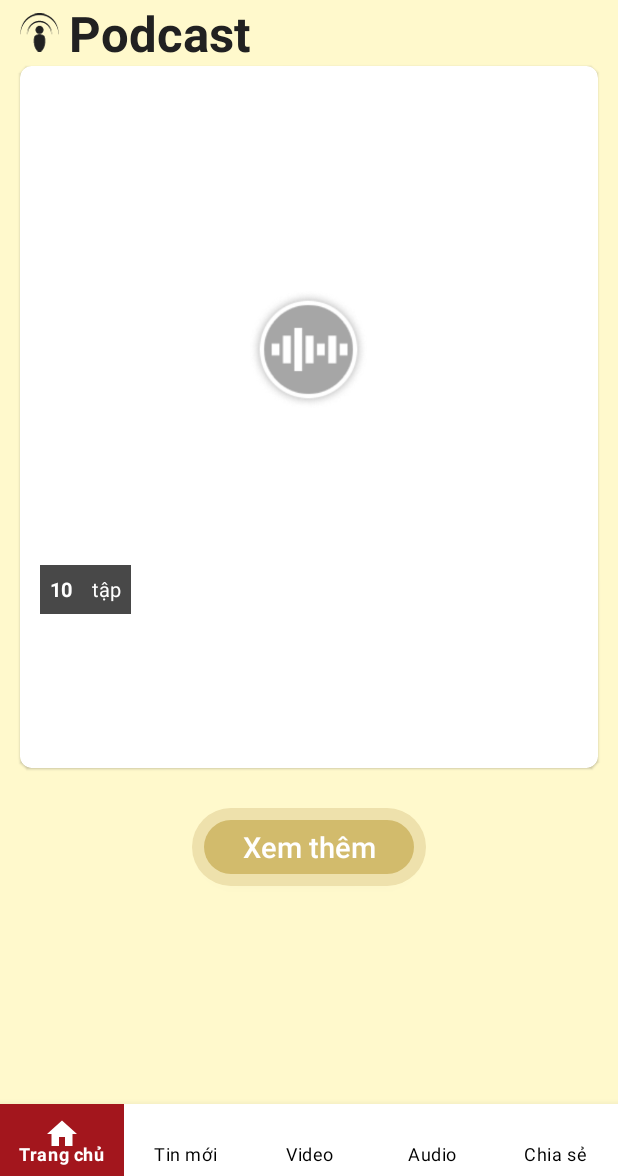
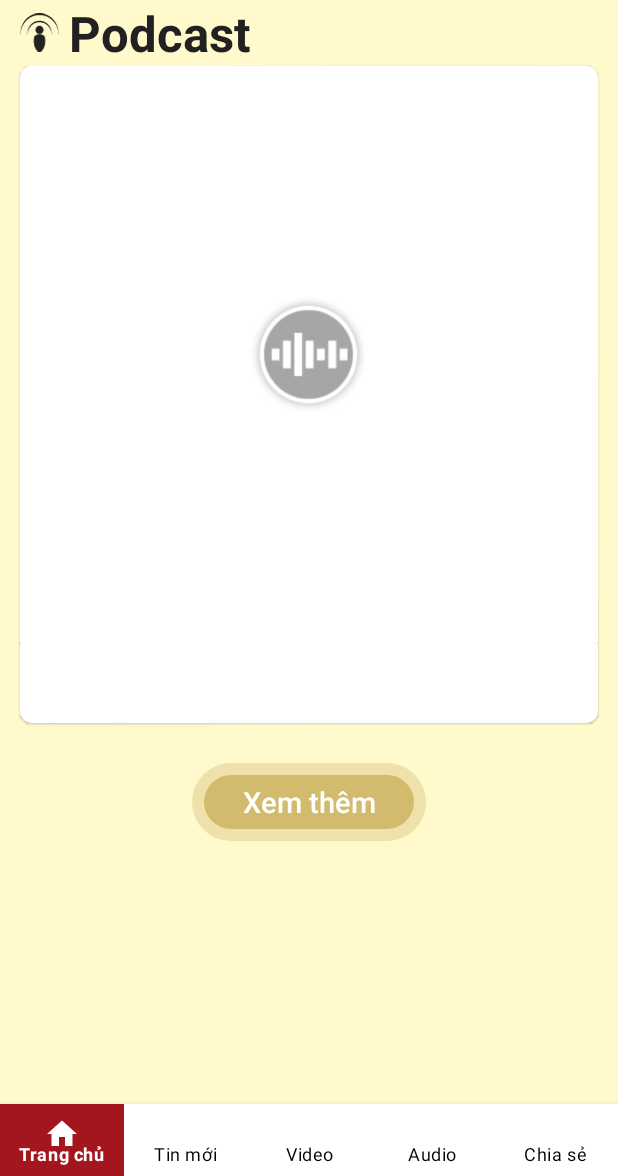
Before and after one commit to tek4tv/app.vtcnews.android, an Android app: the fragment PodcastFragment placed in its activity, on a phone screen of 412 x 824 dp, the part 60-1236 px from its top. Run offline under Robolectric (Android 15) with nearby library versions, the phone set to English and light mode, and no system bars; our stand-ins replace Dagger/Hilt's generated code, Picasso, data binding, sdp/ssp sizes; libraries missing offline, so code that uses them is left out: androidx.hilt.lifecycle, com.airbnb.epoxy, com.example.vtclive, javax.annotation; pictures from the network do not load; 3 statements that could not run were skipped.

Commit message:
add anim

```diff
--- a/VTCNews/app/src/main/java/app/vtcnews/android/MainActivity.kt
+++ b/VTCNews/app/src/main/java/app/vtcnews/android/MainActivity.kt
@@ -126,6 +126,7 @@ class MainActivity : AppCompatActivity() {
         if (curFrag == "trang_chu") return
 
         supportFragmentManager.beginTransaction()
+            .setCustomAnimations(R.anim.enter_from_right,0,0,R.anim.exit_to_right)
             .replace(R.id.fragment_holder, TrangChuFragment.newInstance())
             .addToBackStack(null).commit()
         curFrag = "trang_chu"
@@ -135,6 +136,7 @@ class MainActivity : AppCompatActivity() {
         if (curFrag == "trending") return
 
         supportFragmentManager.beginTransaction()
+            .setCustomAnimations(R.anim.enter_from_right,0,0,R.anim.exit_to_right)
             .replace(R.id.fragment_holder, ArticlesFragment.newInstance(-1))
             .addToBackStack(null).commit()
         curFrag = "trending"
@@ -144,6 +146,7 @@ class MainActivity : AppCompatActivity() {
         if (curFrag == "audio") return
 
         supportFragmentManager.beginTransaction()
+            .setCustomAnimations(R.anim.enter_from_right,0,0,R.anim.exit_to_right)
             .replace(R.id.fragment_holder, AudioHomeFragment.newInstance())
             .addToBackStack(null)
             .commit()
@@ -154,6 +157,7 @@ class MainActivity : AppCompatActivity() {
         if (curFrag == "video") return
 
         supportFragmentManager.beginTransaction()
+            .setCustomAnimations(R.anim.enter_from_right,0,0,R.anim.exit_to_right)
             .replace(R.id.fragment_holder, FragmentVideoPage.newInstance())
             .addToBackStack(null)
             .commit()
--- a/VTCNews/app/src/main/java/app/vtcnews/android/ui/audio/PodcastFragment.kt
+++ b/VTCNews/app/src/main/java/app/vtcnews/android/ui/audio/PodcastFragment.kt
@@ -67,7 +67,6 @@ class PodcastFragment : Fragment() {
                 )
                 binding.icHeader.setImageResource(R.drawable.icpc)
                 binding.btLoadMore.setBackgroundResource(R.drawable.custombuttonpodc)
-                binding.tvEpDescrip.text = "tập"
 
             }
             "Sách nói" -> {
@@ -86,7 +85,6 @@ class PodcastFragment : Fragment() {
                 )
                 binding.icHeader.setImageResource(R.drawable.icbook)
                 binding.btLoadMore.setBackgroundResource(R.drawable.custombuttonbook)
-                binding.tvEpDescrip.text = "tập"
             }
             "Âm nhạc" -> {
                 binding.backgroundPC.setBackgroundColor(
@@ -104,7 +102,6 @@ class PodcastFragment : Fragment() {
                 )
                 binding.icHeader.setImageResource(R.drawable.icmusic)
                 binding.btLoadMore.setBackgroundResource(R.drawable.custombuttonam)
-                binding.tvEpDescrip.text = "ca khúc"
             }
         }
         return binding.root
--- /dev/null
+++ b/VTCNews/app/src/main/res/anim/enter_from_right.xml
@@ -0,0 +1,8 @@
+<?xml version="1.0" encoding="utf-8"?>
+<set xmlns:android="http://schemas.android.com/apk/res/android"
+    android:shareInterpolator="false">
+    <translate
+        android:fromXDelta="100%p" android:toXDelta="0%"
+        android:fromYDelta="0%" android:toYDelta="0%"
+        android:duration="@android:integer/config_mediumAnimTime" />
+</set>
--- /dev/null
+++ b/VTCNews/app/src/main/res/anim/exit_to_right.xml
@@ -0,0 +1,8 @@
+<?xml version="1.0" encoding="utf-8"?>
+<set xmlns:android="http://schemas.android.com/apk/res/android"
+    android:shareInterpolator="false">
+    <translate
+        android:fromXDelta="0%" android:toXDelta="100%p"
+        android:fromYDelta="0%" android:toYDelta="0%"
+        android:duration="@android:integer/config_mediumAnimTime" />
+</set>
--- a/VTCNews/app/src/main/res/layout/layout_podcast.xml
+++ b/VTCNews/app/src/main/res/layout/layout_podcast.xml
@@ -1,7 +1,6 @@
 <?xml version="1.0" encoding="utf-8"?>
 <layout xmlns:android="http://schemas.android.com/apk/res/android"
-    xmlns:app="http://schemas.android.com/apk/res-auto"
-    xmlns:tools="http://schemas.android.com/tools">
+    xmlns:app="http://schemas.android.com/apk/res-auto">
 
     <ScrollView
         android:layout_width="match_parent"
@@ -45,7 +44,7 @@
                 <!-- header-->
                 <com.google.android.material.card.MaterialCardView
                     android:layout_width="match_parent"
-                    android:layout_height="@dimen/_360sdp"
+                    android:layout_height="wrap_content"
                     android:layout_marginLeft="@dimen/_10sdp"
                     android:layout_marginRight="@dimen/_10sdp"
                     app:cardCornerRadius="@dimen/_6sdp">
@@ -53,70 +52,40 @@
                     <LinearLayout
                         android:layout_width="match_parent"
                         android:layout_height="match_parent"
-                        android:orientation="vertical"
-                        android:weightSum="3">
+                        android:orientation="vertical">
 
-                        <RelativeLayout
+                        <androidx.constraintlayout.widget.ConstraintLayout
+                            android:layout_width="match_parent"
+                            android:layout_height="wrap_content">
+
+                            <androidx.cardview.widget.CardView
                                 android:layout_width="match_parent"
                                 android:layout_height="0dp"
-                            android:layout_weight="2.5">
+                                app:layout_constraintDimensionRatio="H, 1:1"
+                                app:layout_constraintEnd_toEndOf="parent"
+                                app:layout_constraintStart_toStartOf="parent"
+                                app:layout_constraintTop_toTopOf="parent">
 
                                 <ImageView
-                                android:scaleType="fitXY"
                                     android:id="@+id/ivHeader"
                                     android:layout_width="match_parent"
-                                android:layout_height="match_parent"
-                                 />
+                                    android:layout_height="match_parent" />
 
                                 <ImageView
                                     android:layout_width="@dimen/_60sdp"
                                     android:layout_height="@dimen/_60sdp"
                                     android:layout_centerInParent="true"
+                                    android:layout_gravity="center"
                                     android:src="@drawable/iconw" />
 
-                            <LinearLayout
-                                android:layout_width="wrap_content"
-                                android:layout_height="@dimen/_25sdp"
-                                android:layout_alignParentBottom="true"
-                                android:layout_margin="@dimen/_10sdp"
-                                android:background="@color/colorEp"
-                                android:orientation="horizontal">
-
-                                <TextView
-                                    android:id="@+id/tv_episode"
-                                    android:layout_width="wrap_content"
-                                    android:layout_height="wrap_content"
-                                    android:layout_gravity="center"
-                                    android:layout_weight="1"
-                                    android:text="10"
-                                    android:padding="@dimen/_5sdp"
-                                    android:textColor="@color/white"
-                                    android:textSize="@dimen/_10sdp"
-                                    android:textStyle="bold" />
-
-                                <TextView
-                                    android:padding="@dimen/_5sdp"
-                                    android:id="@+id/tvEpDescrip"
-                                    android:layout_width="wrap_content"
-                                    android:layout_height="wrap_content"
-                                    android:layout_gravity="center"
-                                    android:layout_weight="1"
-                                    android:text="tập"
-                                    android:textColor="@color/white"
-                                    android:textSize="@dimen/_10sdp" />
-
-                            </LinearLayout>
-                        </RelativeLayout>
+                            </androidx.cardview.widget.CardView>
+                        </androidx.constraintlayout.widget.ConstraintLayout>
 
                         <TextView
                             android:id="@+id/tvTitle"
-                            android:layout_width="wrap_content"
-                            android:layout_height="0dp"
-                            android:layout_marginStart="@dimen/_10sdp"
-                            android:layout_marginEnd="@dimen/_10sdp"
-                            android:layout_weight="0.5"
-                            android:layout_marginTop="@dimen/_10sdp"
-                            android:maxLines="2"
+                            android:layout_width="match_parent"
+                            android:layout_height="wrap_content"
+                            android:layout_margin="@dimen/_10sdp"
                             android:textColor="@color/colorTitle"
                             android:textSize="@dimen/_15sdp"
                             android:textStyle="bold" />
```
Also changed, not shown: VTCNews/app/src/main/java/app/vtcnews/android/ui/video/FragmentChitietVideo.kt (+35 -16 lines), VTCNews/app/src/main/java/app/vtcnews/android/ui/video/FragmentVideoPage.kt (+5 -3 lines), VTCNews/app/src/main/res/anim/enter_from_left.xml (added, +8 -0 lines), VTCNews/app/src/main/res/anim/exit_to_left.xml (added, +8 -0 lines). Lines whose indentation alone changed are shown as unchanged.
